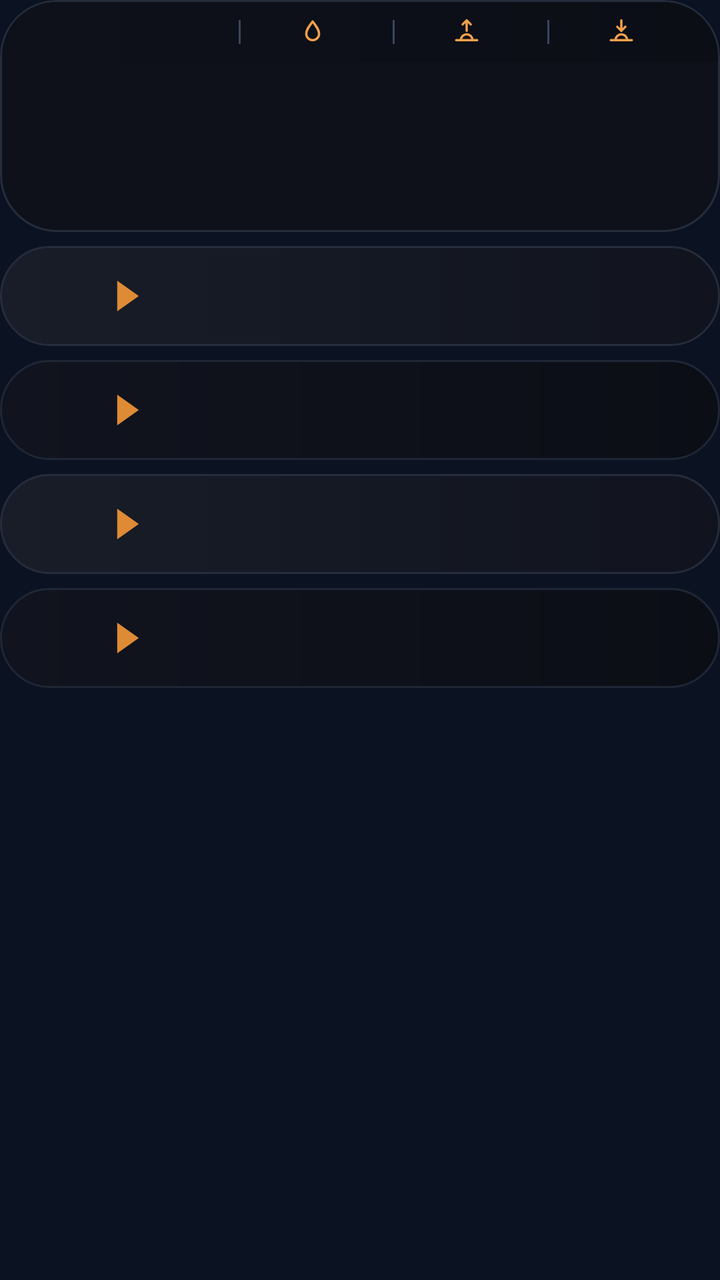
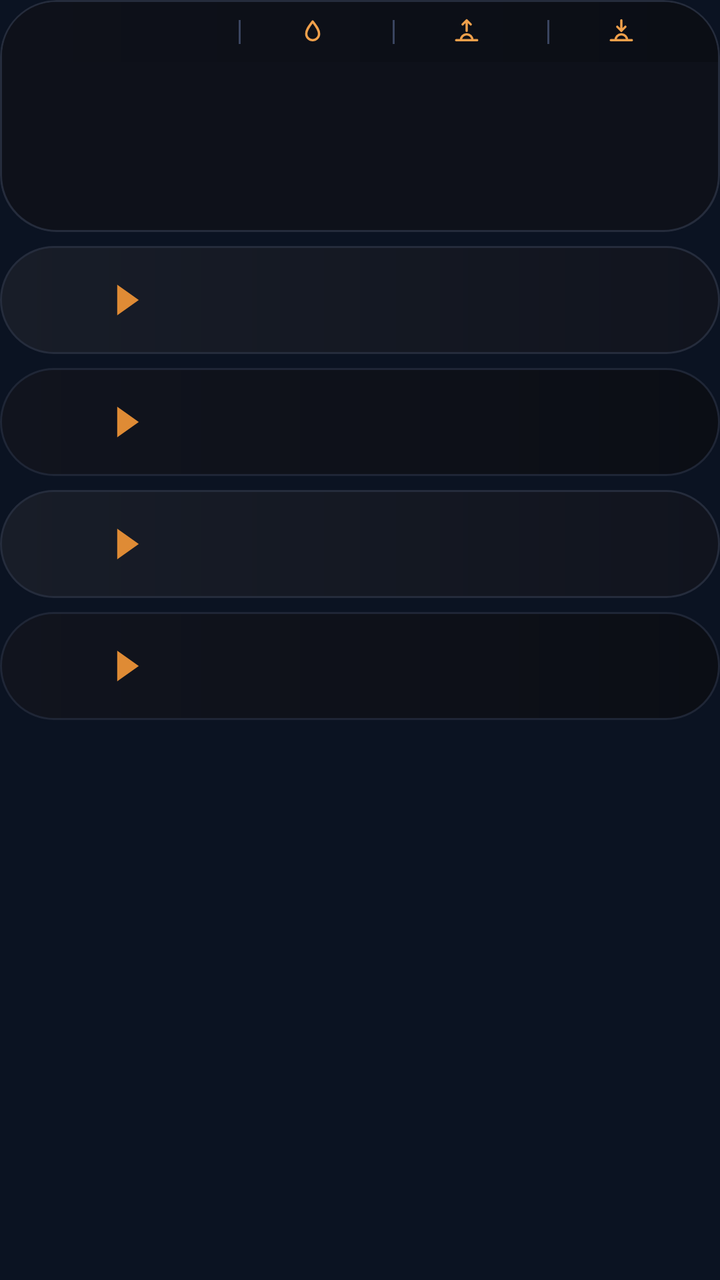

Compare the two renders of this Android layout. The source of the first and the diff that turns it into the second are given below.
<!-- AndroidManifest.xml: application theme AppTheme -->
<!-- res/layout/widget_k4.xml -->
<?xml version="1.0" encoding="utf-8"?>
<FrameLayout xmlns:android="http://schemas.android.com/apk/res/android"
    android:id="@+id/root"
    android:layout_width="match_parent"
    android:layout_height="match_parent"
    android:padding="0dp">

    <LinearLayout
        android:layout_width="match_parent"
        android:layout_height="wrap_content"
        android:orientation="vertical">
        <LinearLayout
            android:layout_width="match_parent"
            android:layout_height="wrap_content"
            android:background="@drawable/cur_clocks"
            android:clipToOutline="true"
            android:orientation="vertical"
            android:padding="1dp">
        <LinearLayout
            android:layout_width="match_parent"
            android:layout_height="30dp"
            android:orientation="horizontal"
            android:gravity="center"
            android:background="@drawable/cur_header_top"
            android:paddingStart="8dp"
            android:paddingEnd="8dp">
            <LinearLayout
                android:layout_width="0dp"
                android:layout_height="match_parent"
                android:layout_weight="1.45"
                android:gravity="center"
                android:orientation="horizontal">
                <ImageView
                    android:id="@+id/hdr_feels"
                    android:layout_width="wrap_content"
                    android:layout_height="18dp"
                    android:adjustViewBounds="true"
                    android:scaleType="fitCenter" />
            </LinearLayout>
            <ImageView
                android:id="@+id/sep0"
                android:layout_width="1dp"
                android:layout_height="12dp"
                android:src="@drawable/cur_sep"
                android:scaleType="fitXY" />
            <LinearLayout
                android:layout_width="0dp"
                android:layout_height="match_parent"
                android:layout_weight="1"
                android:gravity="center"
                android:orientation="horizontal">
                <ImageView
                    android:id="@+id/ic0"
                    android:layout_width="14dp"
                    android:layout_height="14dp"
                    android:src="@drawable/ic_drop"
                    android:scaleType="fitCenter" />
                <ImageView
                    android:id="@+id/hdr_hum"
                    android:layout_width="wrap_content"
                    android:layout_height="18dp"
                    android:adjustViewBounds="true"
                    android:layout_marginStart="4dp"
                    android:scaleType="fitCenter" />
            </LinearLayout>
            <ImageView
                android:id="@+id/sep1"
                android:layout_width="1dp"
                android:layout_height="12dp"
                android:src="@drawable/cur_sep"
                android:scaleType="fitXY" />
            <LinearLayout
                android:layout_width="0dp"
                android:layout_height="match_parent"
                android:layout_weight="1"
                android:gravity="center"
                android:orientation="horizontal">
                <ImageView
                    android:id="@+id/ic1"
                    android:layout_width="14dp"
                    android:layout_height="14dp"
                    android:src="@drawable/ic_sunrise"
                    android:scaleType="fitCenter" />
                <ImageView
                    android:id="@+id/hdr_rise"
                    android:layout_width="wrap_content"
                    android:layout_height="18dp"
                    android:adjustViewBounds="true"
                    android:layout_marginStart="4dp"
                    android:scaleType="fitCenter" />
            </LinearLayout>
            <ImageView
                android:id="@+id/sep2"
                android:layout_width="1dp"
                android:layout_height="12dp"
                android:src="@drawable/cur_sep"
                android:scaleType="fitXY" />
            <LinearLayout
                android:layout_width="0dp"
                android:layout_height="match_parent"
                android:layout_weight="1"
                android:gravity="center"
                android:orientation="horizontal">
                <ImageView
                    android:id="@+id/ic2"
                    android:layout_width="14dp"
                    android:layout_height="14dp"
                    android:src="@drawable/ic_sunset"
                    android:scaleType="fitCenter" />
                <ImageView
                    android:id="@+id/hdr_set"
                    android:layout_width="wrap_content"
                    android:layout_height="18dp"
                    android:adjustViewBounds="true"
                    android:layout_marginStart="4dp"
                    android:scaleType="fitCenter" />
            </LinearLayout>
        </LinearLayout>
        <LinearLayout
            android:layout_width="match_parent"
            android:layout_height="84dp"
            android:orientation="horizontal"
            android:padding="0dp">
            <FrameLayout
                android:layout_width="0dp"
                android:layout_height="match_parent"
                android:layout_weight="1">
                <LinearLayout
                    android:layout_width="match_parent"
                    android:layout_height="match_parent"
                    android:orientation="horizontal">
                    <ImageView
                        android:id="@+id/clk_bg_0a"
                        android:layout_width="28dp"
                        android:layout_height="match_parent"
                        android:scaleType="fitXY" />
                    <ImageView
                        android:id="@+id/clk_bg_0"
                        android:layout_width="0dp"
                        android:layout_height="match_parent"
                        android:layout_weight="1"
                        android:scaleType="fitXY" />
                </LinearLayout>
                <LinearLayout
                    android:layout_width="match_parent"
                    android:layout_height="match_parent"
                    android:orientation="vertical"
                    android:gravity="center"
                    android:paddingBottom="7dp"
                android:paddingStart="2dp"
                    android:paddingEnd="2dp">
                    <ImageView
                        android:id="@+id/clk_day_0"
                        android:layout_width="match_parent"
                        android:layout_height="16dp"
                        android:scaleType="fitCenter" />
                    <ImageView
                        android:id="@+id/clk_time_0"
                        android:layout_width="match_parent"
                        android:layout_height="30dp"
                        android:scaleType="fitCenter" />
                    <ImageView
                        android:id="@+id/clk_city_0"
                        android:layout_width="match_parent"
                        android:layout_height="17dp"
                        android:layout_marginTop="-3dp"
                        android:scaleType="fitCenter" />
                </LinearLayout>
            </FrameLayout>
            <FrameLayout
                android:layout_width="0dp"
                android:layout_height="match_parent"
                android:layout_weight="1">
                <ImageView
                    android:id="@+id/clk_bg_1"
                    android:layout_width="match_parent"
                    android:layout_height="match_parent"
                    android:scaleType="fitXY" />
                <LinearLayout
                    android:layout_width="match_parent"
                    android:layout_height="match_parent"
                    android:orientation="vertical"
                    android:gravity="center"
                    android:paddingBottom="7dp"
                android:paddingStart="2dp"
                    android:paddingEnd="2dp">
                    <ImageView
                        android:id="@+id/clk_day_1"
                        android:layout_width="match_parent"
                        android:layout_height="16dp"
                        android:scaleType="fitCenter" />
                    <ImageView
                        android:id="@+id/clk_time_1"
                        android:layout_width="match_parent"
                        android:layout_height="30dp"
                        android:scaleType="fitCenter" />
                    <ImageView
                        android:id="@+id/clk_city_1"
                        android:layout_width="match_parent"
                        android:layout_height="17dp"
                        android:layout_marginTop="-3dp"
                        android:scaleType="fitCenter" />
                </LinearLayout>
            </FrameLayout>
            <FrameLayout
                android:layout_width="0dp"
                android:layout_height="match_parent"
                android:layout_weight="1">
                <ImageView
                    android:id="@+id/clk_bg_2"
                    android:layout_width="match_parent"
                    android:layout_height="match_parent"
                    android:scaleType="fitXY" />
                <LinearLayout
                    android:layout_width="match_parent"
                    android:layout_height="match_parent"
                    android:orientation="vertical"
                    android:gravity="center"
                    android:paddingBottom="7dp"
                android:paddingStart="2dp"
                    android:paddingEnd="2dp">
                    <ImageView
                        android:id="@+id/clk_day_2"
                        android:layout_width="match_parent"
                        android:layout_height="16dp"
                        android:scaleType="fitCenter" />
                    <ImageView
                        android:id="@+id/clk_time_2"
                        android:layout_width="match_parent"
                        android:layout_height="30dp"
                        android:scaleType="fitCenter" />
                    <ImageView
                        android:id="@+id/clk_city_2"
                        android:layout_width="match_parent"
                        android:layout_height="17dp"
                        android:layout_marginTop="-3dp"
                        android:scaleType="fitCenter" />
                </LinearLayout>
            </FrameLayout>
            <FrameLayout
                android:layout_width="0dp"
                android:layout_height="match_parent"
                android:layout_weight="1">
                <LinearLayout
                    android:layout_width="match_parent"
                    android:layout_height="match_parent"
                    android:orientation="horizontal">
                    <ImageView
                        android:id="@+id/clk_bg_3"
                        android:layout_width="0dp"
                        android:layout_height="match_parent"
                        android:layout_weight="1"
                        android:scaleType="fitXY" />
                    <ImageView
                        android:id="@+id/clk_bg_3a"
                        android:layout_width="28dp"
                        android:layout_height="match_parent"
                        android:scaleType="fitXY" />
                </LinearLayout>
                <LinearLayout
                    android:layout_width="match_parent"
                    android:layout_height="match_parent"
                    android:orientation="vertical"
                    android:gravity="center"
                    android:paddingBottom="7dp"
                android:paddingStart="2dp"
                    android:paddingEnd="2dp">
                    <ImageView
                        android:id="@+id/clk_day_3"
                        android:layout_width="match_parent"
                        android:layout_height="16dp"
                        android:scaleType="fitCenter" />
                    <ImageView
                        android:id="@+id/clk_time_3"
                        android:layout_width="match_parent"
                        android:layout_height="30dp"
                        android:scaleType="fitCenter" />
                    <ImageView
                        android:id="@+id/clk_city_3"
                        android:layout_width="match_parent"
                        android:layout_height="17dp"
                        android:layout_marginTop="-3dp"
                        android:scaleType="fitCenter" />
                </LinearLayout>
            </FrameLayout>
        </LinearLayout>
        </LinearLayout>
        <LinearLayout
            android:layout_width="match_parent"
            android:layout_height="50dp"
            android:orientation="horizontal"
            android:gravity="center_vertical"
            android:layout_marginTop="7dp"
            android:background="@drawable/cur_row_light"
            android:paddingStart="14dp"
            android:paddingEnd="22dp">
            <LinearLayout
                android:layout_width="wrap_content"
                android:layout_height="wrap_content"
                android:orientation="horizontal"
                android:gravity="center_vertical">
                <ImageView
                    android:id="@+id/fl_a_0"
                    android:layout_width="30dp"
                    android:layout_height="30dp"
                    android:scaleType="fitCenter" />
                <ImageView
                    android:id="@+id/code_a_0"
                    android:layout_width="wrap_content"
                    android:layout_height="22dp"
                    android:adjustViewBounds="true"
                    android:layout_marginStart="6dp"
                    android:scaleType="fitStart" />
                <ImageView
                    android:id="@+id/arrow_0"
                    android:layout_width="12dp"
                    android:layout_height="16dp"
                    android:src="@drawable/cur_arrow"
                    android:layout_marginStart="8dp"
                    android:layout_marginEnd="10dp"
                    android:scaleType="fitCenter" />
                <ImageView
                    android:id="@+id/fl_b_0"
                    android:layout_width="30dp"
                    android:layout_height="30dp"
                    android:scaleType="fitCenter" />
                <ImageView
                    android:id="@+id/code_b_0"
                    android:layout_width="wrap_content"
                    android:layout_height="22dp"
                    android:adjustViewBounds="true"
                    android:layout_marginStart="6dp"
                    android:scaleType="fitStart" />
            </LinearLayout>
            <FrameLayout
                android:layout_width="0dp"
                android:layout_height="1dp"
                android:layout_weight="1" />
            <LinearLayout
                android:layout_width="116dp"
                android:layout_height="wrap_content"
                android:orientation="vertical"
                android:layout_marginStart="6dp">
                <LinearLayout
                    android:layout_width="match_parent"
                    android:layout_height="wrap_content"
                    android:orientation="horizontal"
                    android:gravity="center_vertical">
                    <ImageView
                        android:id="@+id/mkt_lbl_0"
                        android:layout_width="48dp"
                        android:layout_height="16dp"
                        android:scaleType="fitStart" />
                    <ImageView
                        android:id="@+id/mkt_val_0"
                        android:layout_width="0dp"
                        android:layout_height="16dp"
                        android:layout_weight="1"
                        android:scaleType="fitEnd" />
                </LinearLayout>
                <LinearLayout
                    android:layout_width="match_parent"
                    android:layout_height="wrap_content"
                    android:orientation="horizontal"
                    android:gravity="center_vertical"
                    android:layout_marginTop="1dp">
                    <ImageView
                        android:id="@+id/visa_logo_0"
                        android:layout_width="48dp"
                        android:layout_height="16dp"
                        android:scaleType="fitStart" />
                    <ImageView
                        android:id="@+id/visa_val_0"
                        android:layout_width="0dp"
                        android:layout_height="16dp"
                        android:layout_weight="1"
                        android:scaleType="fitEnd" />
                </LinearLayout>
            </LinearLayout>
        </LinearLayout>
        <LinearLayout
            android:layout_width="match_parent"
            android:layout_height="50dp"
            android:orientation="horizontal"
            android:gravity="center_vertical"
            android:layout_marginTop="7dp"
            android:background="@drawable/cur_row_dark"
            android:paddingStart="14dp"
            android:paddingEnd="22dp">
            <LinearLayout
                android:layout_width="wrap_content"
                android:layout_height="wrap_content"
                android:orientation="horizontal"
                android:gravity="center_vertical">
                <ImageView
                    android:id="@+id/fl_a_1"
                    android:layout_width="30dp"
                    android:layout_height="30dp"
                    android:scaleType="fitCenter" />
                <ImageView
                    android:id="@+id/code_a_1"
                    android:layout_width="wrap_content"
                    android:layout_height="22dp"
                    android:adjustViewBounds="true"
                    android:layout_marginStart="6dp"
                    android:scaleType="fitStart" />
                <ImageView
                    android:id="@+id/arrow_1"
                    android:layout_width="12dp"
                    android:layout_height="16dp"
                    android:src="@drawable/cur_arrow"
                    android:layout_marginStart="8dp"
                    android:layout_marginEnd="10dp"
                    android:scaleType="fitCenter" />
                <ImageView
                    android:id="@+id/fl_b_1"
                    android:layout_width="30dp"
                    android:layout_height="30dp"
                    android:scaleType="fitCenter" />
                <ImageView
                    android:id="@+id/code_b_1"
                    android:layout_width="wrap_content"
                    android:layout_height="22dp"
                    android:adjustViewBounds="true"
                    android:layout_marginStart="6dp"
                    android:scaleType="fitStart" />
            </LinearLayout>
            <FrameLayout
                android:layout_width="0dp"
                android:layout_height="1dp"
                android:layout_weight="1" />
            <LinearLayout
                android:layout_width="116dp"
                android:layout_height="wrap_content"
                android:orientation="vertical"
                android:layout_marginStart="6dp">
                <LinearLayout
                    android:layout_width="match_parent"
                    android:layout_height="wrap_content"
                    android:orientation="horizontal"
                    android:gravity="center_vertical">
                    <ImageView
                        android:id="@+id/mkt_lbl_1"
                        android:layout_width="48dp"
                        android:layout_height="16dp"
                        android:scaleType="fitStart" />
                    <ImageView
                        android:id="@+id/mkt_val_1"
                        android:layout_width="0dp"
                        android:layout_height="16dp"
                        android:layout_weight="1"
                        android:scaleType="fitEnd" />
                </LinearLayout>
                <LinearLayout
                    android:layout_width="match_parent"
                    android:layout_height="wrap_content"
                    android:orientation="horizontal"
                    android:gravity="center_vertical"
                    android:layout_marginTop="1dp">
                    <ImageView
                        android:id="@+id/visa_logo_1"
                        android:layout_width="48dp"
                        android:layout_height="16dp"
                        android:scaleType="fitStart" />
                    <ImageView
                        android:id="@+id/visa_val_1"
                        android:layout_width="0dp"
                        android:layout_height="16dp"
                        android:layout_weight="1"
                        android:scaleType="fitEnd" />
                </LinearLayout>
            </LinearLayout>
        </LinearLayout>
        <LinearLayout
            android:layout_width="match_parent"
            android:layout_height="50dp"
            android:orientation="horizontal"
            android:gravity="center_vertical"
            android:layout_marginTop="7dp"
            android:background="@drawable/cur_row_light"
            android:paddingStart="14dp"
            android:paddingEnd="22dp">
            <LinearLayout
                android:layout_width="wrap_content"
                android:layout_height="wrap_content"
                android:orientation="horizontal"
                android:gravity="center_vertical">
                <ImageView
                    android:id="@+id/fl_a_2"
                    android:layout_width="30dp"
                    android:layout_height="30dp"
                    android:scaleType="fitCenter" />
                <ImageView
                    android:id="@+id/code_a_2"
                    android:layout_width="wrap_content"
                    android:layout_height="22dp"
                    android:adjustViewBounds="true"
                    android:layout_marginStart="6dp"
                    android:scaleType="fitStart" />
                <ImageView
                    android:id="@+id/arrow_2"
                    android:layout_width="12dp"
                    android:layout_height="16dp"
                    android:src="@drawable/cur_arrow"
                    android:layout_marginStart="8dp"
                    android:layout_marginEnd="10dp"
                    android:scaleType="fitCenter" />
                <ImageView
                    android:id="@+id/fl_b_2"
                    android:layout_width="30dp"
                    android:layout_height="30dp"
                    android:scaleType="fitCenter" />
                <ImageView
                    android:id="@+id/code_b_2"
                    android:layout_width="wrap_content"
                    android:layout_height="22dp"
                    android:adjustViewBounds="true"
                    android:layout_marginStart="6dp"
                    android:scaleType="fitStart" />
            </LinearLayout>
            <FrameLayout
                android:layout_width="0dp"
                android:layout_height="1dp"
                android:layout_weight="1" />
            <LinearLayout
                android:layout_width="116dp"
                android:layout_height="wrap_content"
                android:orientation="vertical"
                android:layout_marginStart="6dp">
                <LinearLayout
                    android:layout_width="match_parent"
                    android:layout_height="wrap_content"
                    android:orientation="horizontal"
                    android:gravity="center_vertical">
                    <ImageView
                        android:id="@+id/mkt_lbl_2"
                        android:layout_width="48dp"
                        android:layout_height="16dp"
                        android:scaleType="fitStart" />
                    <ImageView
                        android:id="@+id/mkt_val_2"
                        android:layout_width="0dp"
                        android:layout_height="16dp"
                        android:layout_weight="1"
                        android:scaleType="fitEnd" />
                </LinearLayout>
                <LinearLayout
                    android:layout_width="match_parent"
                    android:layout_height="wrap_content"
                    android:orientation="horizontal"
                    android:gravity="center_vertical"
                    android:layout_marginTop="1dp">
                    <ImageView
                        android:id="@+id/visa_logo_2"
                        android:layout_width="48dp"
                        android:layout_height="16dp"
                        android:scaleType="fitStart" />
                    <ImageView
                        android:id="@+id/visa_val_2"
                        android:layout_width="0dp"
                        android:layout_height="16dp"
                        android:layout_weight="1"
                        android:scaleType="fitEnd" />
                </LinearLayout>
            </LinearLayout>
        </LinearLayout>
        <LinearLayout
            android:layout_width="match_parent"
            android:layout_height="50dp"
            android:orientation="horizontal"
            android:gravity="center_vertical"
            android:layout_marginTop="7dp"
            android:background="@drawable/cur_row_dark"
            android:paddingStart="14dp"
            android:paddingEnd="22dp">
            <LinearLayout
                android:layout_width="wrap_content"
                android:layout_height="wrap_content"
                android:orientation="horizontal"
                android:gravity="center_vertical">
                <ImageView
                    android:id="@+id/fl_a_3"
                    android:layout_width="30dp"
                    android:layout_height="30dp"
                    android:scaleType="fitCenter" />
                <ImageView
                    android:id="@+id/code_a_3"
                    android:layout_width="wrap_content"
                    android:layout_height="22dp"
                    android:adjustViewBounds="true"
                    android:layout_marginStart="6dp"
                    android:scaleType="fitStart" />
                <ImageView
                    android:id="@+id/arrow_3"
                    android:layout_width="12dp"
                    android:layout_height="16dp"
                    android:src="@drawable/cur_arrow"
                    android:layout_marginStart="8dp"
                    android:layout_marginEnd="10dp"
                    android:scaleType="fitCenter" />
                <ImageView
                    android:id="@+id/fl_b_3"
                    android:layout_width="30dp"
                    android:layout_height="30dp"
                    android:scaleType="fitCenter" />
                <ImageView
                    android:id="@+id/code_b_3"
                    android:layout_width="wrap_content"
                    android:layout_height="22dp"
                    android:adjustViewBounds="true"
                    android:layout_marginStart="6dp"
                    android:scaleType="fitStart" />
            </LinearLayout>
            <FrameLayout
                android:layout_width="0dp"
                android:layout_height="1dp"
                android:layout_weight="1" />
            <LinearLayout
                android:layout_width="116dp"
                android:layout_height="wrap_content"
                android:orientation="vertical"
                android:layout_marginStart="6dp">
                <LinearLayout
                    android:layout_width="match_parent"
                    android:layout_height="wrap_content"
                    android:orientation="horizontal"
                    android:gravity="center_vertical">
                    <ImageView
                        android:id="@+id/mkt_lbl_3"
                        android:layout_width="48dp"
                        android:layout_height="16dp"
                        android:scaleType="fitStart" />
                    <ImageView
                        android:id="@+id/mkt_val_3"
                        android:layout_width="0dp"
                        android:layout_height="16dp"
                        android:layout_weight="1"
                        android:scaleType="fitEnd" />
                </LinearLayout>
                <LinearLayout
                    android:layout_width="match_parent"
                    android:layout_height="wrap_content"
                    android:orientation="horizontal"
                    android:gravity="center_vertical"
                    android:layout_marginTop="1dp">
                    <ImageView
                        android:id="@+id/visa_logo_3"
                        android:layout_width="48dp"
                        android:layout_height="16dp"
                        android:scaleType="fitStart" />
                    <ImageView
                        android:id="@+id/visa_val_3"
                        android:layout_width="0dp"
                        android:layout_height="16dp"
                        android:layout_weight="1"
                        android:scaleType="fitEnd" />
                </LinearLayout>
            </LinearLayout>
        </LinearLayout>
    </LinearLayout>
</FrameLayout>
<!-- resources referenced by this layout -->
<resources>
  <!-- drawable cur_arrow (drawable) -->
  <?xml version="1.0" encoding="utf-8"?>
  <vector xmlns:android="http://schemas.android.com/apk/res/android" android:width="20dp" android:height="26dp" android:viewportWidth="20" android:viewportHeight="26">
      <path android:fillColor="#FFDF8B35" android:pathData="M1,0L1,26L19,13Z" />
  </vector>
  <!-- drawable cur_clocks (drawable) -->
  <?xml version="1.0" encoding="utf-8"?>
  <shape xmlns:android="http://schemas.android.com/apk/res/android" android:shape="rectangle">
      <gradient android:angle="0" android:startColor="#FF0E111A" android:endColor="#FF0E111A" />
      <stroke android:width="1dp" android:color="#FF252C3C" />
      <corners android:radius="@dimen/widget_radius" />
  </shape>
  <!-- drawable cur_header_top (drawable) -->
  <?xml version="1.0" encoding="utf-8"?>
  <shape xmlns:android="http://schemas.android.com/apk/res/android" android:shape="rectangle">
      <gradient android:angle="0" android:startColor="#FF0E111A" android:endColor="#FF0B0E15" />
      <corners android:topLeftRadius="@dimen/widget_radius_inner" android:topRightRadius="@dimen/widget_radius_inner" />
  </shape>
  <!-- drawable cur_row_dark (drawable) -->
  <?xml version="1.0" encoding="utf-8"?>
  <shape xmlns:android="http://schemas.android.com/apk/res/android" android:shape="rectangle">
      <gradient android:angle="0" android:startColor="#FF11141E" android:endColor="#FF0B0E15" />
      <stroke android:width="1dp" android:color="#FF1F2636" />
      <corners android:radius="@dimen/widget_radius" />
  </shape>
  <!-- drawable cur_row_light (drawable) -->
  <?xml version="1.0" encoding="utf-8"?>
  <shape xmlns:android="http://schemas.android.com/apk/res/android" android:shape="rectangle">
      <gradient android:angle="0" android:startColor="#FF181D28" android:endColor="#FF11141E" />
      <stroke android:width="1dp" android:color="#FF252C3C" />
      <corners android:radius="@dimen/widget_radius" />
  </shape>
  <!-- drawable cur_sep (drawable) -->
  <?xml version="1.0" encoding="utf-8"?>
  <shape xmlns:android="http://schemas.android.com/apk/res/android" android:shape="rectangle"><solid android:color="#FF3A4560" /></shape>
  <!-- drawable ic_drop (drawable) -->
  <?xml version="1.0" encoding="utf-8"?>
  <vector xmlns:android="http://schemas.android.com/apk/res/android" android:width="24dp" android:height="24dp" android:viewportWidth="24" android:viewportHeight="24">
      <path android:strokeColor="#FFF0A04B" android:strokeWidth="2" android:strokeLineJoin="round" android:fillColor="#00000000"
          android:pathData="M12,3C15,7 17.5,10 17.5,13.5A5.5,5.5 0,0 1,6.5 13.5C6.5,10 9,7 12,3Z" />
  </vector>
  <!-- drawable ic_sunset (drawable) -->
  <?xml version="1.0" encoding="utf-8"?>
  <vector xmlns:android="http://schemas.android.com/apk/res/android" android:width="24dp" android:height="24dp" android:viewportWidth="24" android:viewportHeight="24">
      <path android:strokeColor="#FFF0A04B" android:strokeWidth="2" android:strokeLineCap="round" android:strokeLineJoin="round" android:fillColor="#00000000"
          android:pathData="M3,19L21,19M7,19A5,5 0,0 1,17 19M12,2L12,11M8.5,7.5L12,11L15.5,7.5" />
  </vector>
  <style name="AppTheme" parent="@android:style/Theme.DeviceDefault.NoActionBar">
          <item name="android:colorAccent">#DF8B35</item>
          <item name="android:colorControlActivated">#DF8B35</item>
          <item name="android:windowBackground">#0B1322</item>
          <item name="android:statusBarColor">#0E111A</item>
          <item name="android:navigationBarColor">#0B1322</item>
          <item name="android:textColorHint">#718096</item>
      </style>
  <dimen name="widget_radius">28dp</dimen>
  <dimen name="widget_radius_inner">27dp</dimen>
  <!-- unchanged entries left out for length: 1 -->
</resources>

<!-- the commit's change to res/layout/widget_k4.xml (unified diff, before → after) -->
@@ -287,7 +287,7 @@
         </LinearLayout>
         <LinearLayout
             android:layout_width="match_parent"
-            android:layout_height="50dp"
+            android:layout_height="54dp"
             android:orientation="horizontal"
             android:gravity="center_vertical"
             android:layout_marginTop="7dp"
@@ -380,7 +380,7 @@
         </LinearLayout>
         <LinearLayout
             android:layout_width="match_parent"
-            android:layout_height="50dp"
+            android:layout_height="54dp"
             android:orientation="horizontal"
             android:gravity="center_vertical"
             android:layout_marginTop="7dp"
@@ -473,7 +473,7 @@
         </LinearLayout>
         <LinearLayout
             android:layout_width="match_parent"
-            android:layout_height="50dp"
+            android:layout_height="54dp"
             android:orientation="horizontal"
             android:gravity="center_vertical"
             android:layout_marginTop="7dp"
@@ -566,7 +566,7 @@
         </LinearLayout>
         <LinearLayout
             android:layout_width="match_parent"
-            android:layout_height="50dp"
+            android:layout_height="54dp"
             android:orientation="horizontal"
             android:gravity="center_vertical"
             android:layout_marginTop="7dp"
